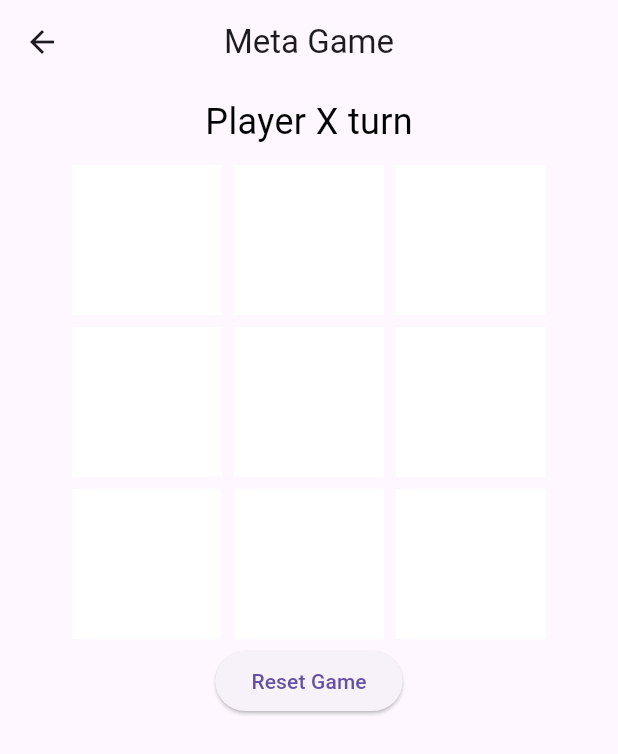
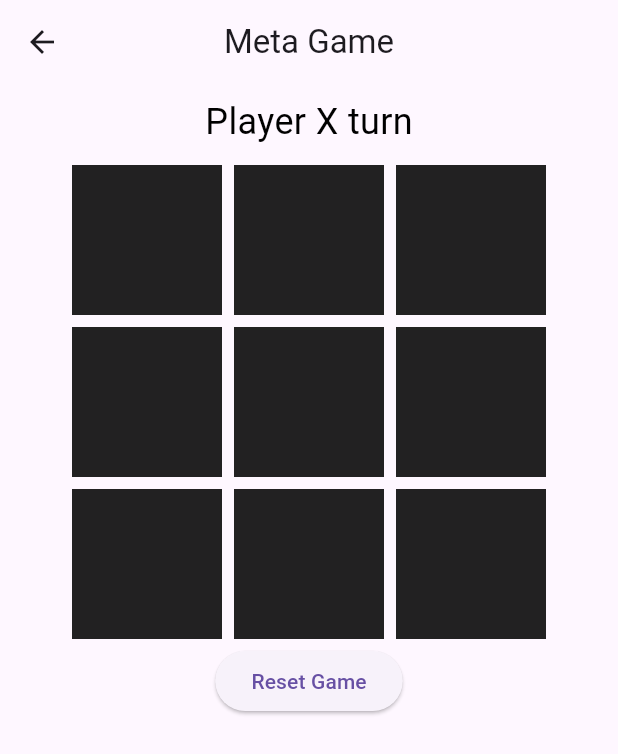
Before and after one commit to MohamedAlyMatar/SuperXO, a Flutter app: the MetaGameView screen opened directly, on a phone screen of 412 x 824 dp. Shown: the top 754 px of the screen. Run offline on Flutter 3.47's test engine with Material 3 defaults, Android fonts, the phone set to English and light mode, and no system bars; our stand-ins replace bloc, equatable, flutter_bloc.

Commit message:
created a new bloc for the meta game

```diff
--- /dev/null
+++ b/lib/bloc/meta_game_event.dart
@@ -0,0 +1,20 @@
+import 'package:equatable/equatable.dart';
+
+abstract class MetaGameEvent extends Equatable {
+  const MetaGameEvent();
+
+  @override
+  List<Object> get props => [];
+}
+
+class MoveMade extends MetaGameEvent {
+  final int row;
+  final int col;
+
+  const MoveMade(this.row, this.col);
+
+  @override
+  List<Object> get props => [row, col];
+}
+
+class ResetGame extends MetaGameEvent {}
--- a/lib/views/meta_game_view.dart
+++ b/lib/views/meta_game_view.dart
@@ -4,6 +4,7 @@ import 'package:super_xo/bloc/game_bloc.dart';
 import 'package:super_xo/bloc/game_event.dart';
 import 'package:super_xo/bloc/game_state.dart';
 import 'package:super_xo/core/customs/my_appbar.dart';
+import 'package:super_xo/views/game_view.dart';
 
 class MetaGameView extends StatelessWidget {
   const MetaGameView({super.key});
@@ -40,19 +41,24 @@ class MetaGameView extends StatelessWidget {
                           onTap: state.game.board[i][j] == '' &&
                                   !state.game.isGameOver
                               ? () {
-                                  BlocProvider.of<GameBloc>(context)
-                                      .add(MoveMade(i, j));
+                                  // BlocProvider.of<GameBloc>(context)
+                                  //     .add(MoveMade(i, j));
+                                  Navigator.push(
+                                      context,
+                                      MaterialPageRoute(
+                                          builder: (context) => GameView()));
                                 }
                               : null,
                           child: Container(
                             width: 100,
                             height: 100,
                             margin: EdgeInsets.all(4.0),
-                            color: Colors.white,
+                            color: Colors.black87,
                             child: Center(
                               child: Text(
                                 state.game.board[i][j],
-                                style: const TextStyle(fontSize: 32),
+                                style: const TextStyle(
+                                    fontSize: 32, color: Colors.white),
                               ),
                             ),
                           ),
--- a/lib/views/new_game_view.dart
+++ b/lib/views/new_game_view.dart
@@ -32,8 +32,8 @@ class NewGameView extends StatelessWidget {
                   context, MaterialPageRoute(builder: (context) => GameView()));
             }),
             data.mybutton(data2.VS_AI, () {
-              Navigator.push(
-                  context, MaterialPageRoute(builder: (context) => GameView()));
+              Navigator.push(context,
+                  MaterialPageRoute(builder: (context) => MetaGameView()));
             }),
             data.mybutton(data2.joinRoom, () {}),
           ],
```
Also changed, not shown: lib/bloc/meta_game_bloc.dart (added, +21 -0 lines), lib/bloc/meta_game_state.dart (added, +19 -0 lines).
